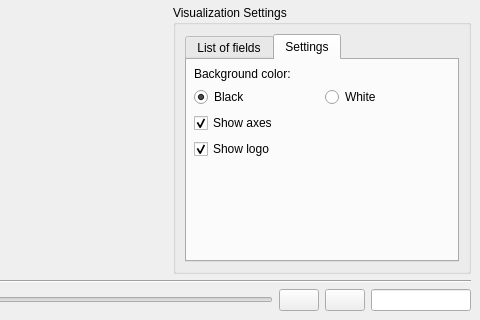
AngelFP/VisualPIC, file VisualPIC/Views/Visualizer3Dvtk.ui: the form before one commit; both pictures show x 420 to 900 and y 280 to 600 of the 900 by 600 pixel window.
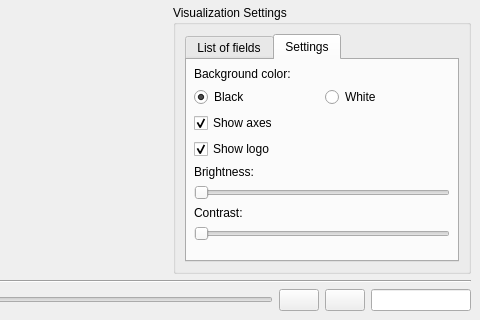
The form after the commit. The open tabs and pages were chosen to show the change. Icons and pictures are not drawn.

Commit message: Add brightness and contrast controls

The edit to the form file:
```diff
--- a/VisualPIC/Views/Visualizer3Dvtk.ui
+++ b/VisualPIC/Views/Visualizer3Dvtk.ui
@@ -348,6 +348,34 @@
                     </property>
                    </widget>
                   </item>
+                  <item>
+                   <widget class="QLabel" name="label_3">
+                    <property name="text">
+                     <string>Brightness:</string>
+                    </property>
+                   </widget>
+                  </item>
+                  <item>
+                   <widget class="QSlider" name="brightness_horizontalSlider">
+                    <property name="orientation">
+                     <enum>Qt::Horizontal</enum>
+                    </property>
+                   </widget>
+                  </item>
+                  <item>
+                   <widget class="QLabel" name="label_4">
+                    <property name="text">
+                     <string>Contrast:</string>
+                    </property>
+                   </widget>
+                  </item>
+                  <item>
+                   <widget class="QSlider" name="contrast_horizontalSlider">
+                    <property name="orientation">
+                     <enum>Qt::Horizontal</enum>
+                    </property>
+                   </widget>
+                  </item>
                   <item>
                    <spacer name="verticalSpacer">
                     <property name="orientation">
```
The commit also changes 2 other files.
